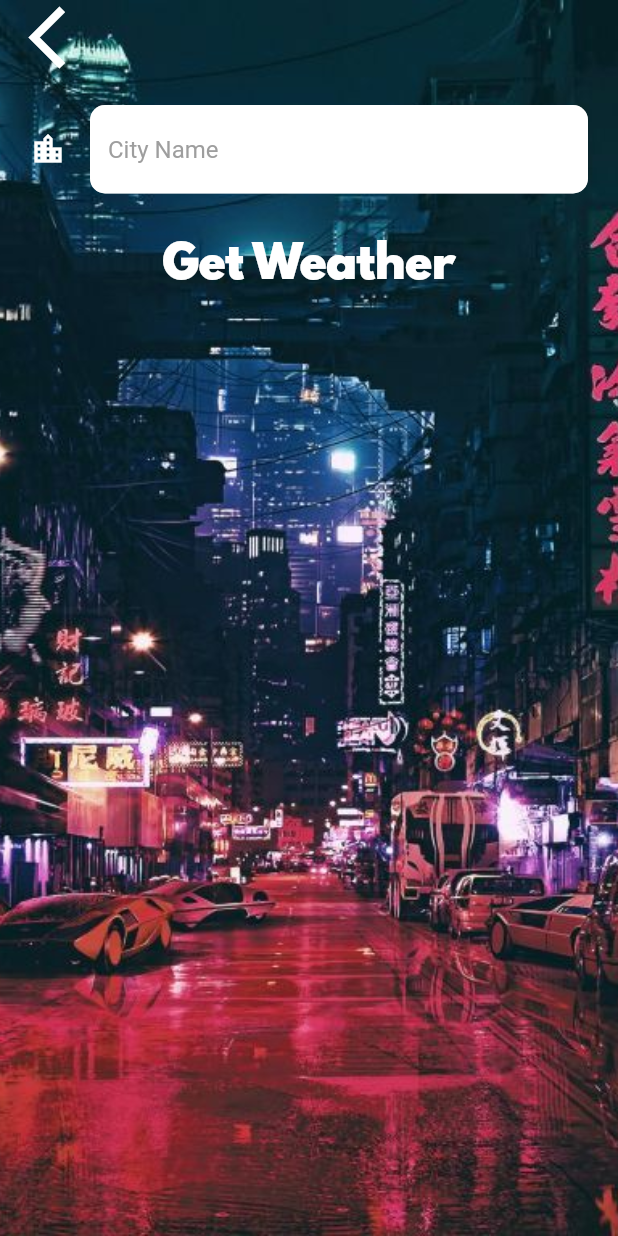
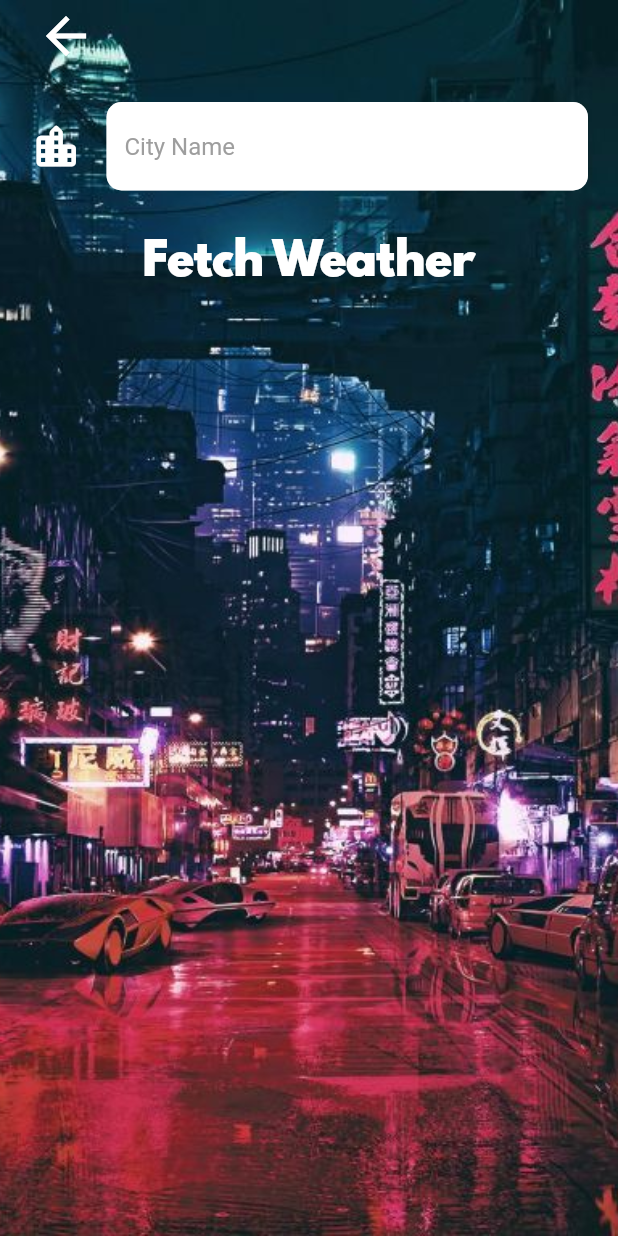
Before and after one commit to DaNnyKg07/Weather-app, a Flutter app: the CityScreen screen opened directly, on a phone screen of 412 x 824 dp. Run offline on Flutter 3.47's test engine with Material 2 defaults, Android fonts, the phone set to English and light mode, and no system bars; our stand-ins replace flutter_spinkit, geolocator; network calls fail.

Commit message:
finishing touch

```diff
--- a/lib/screens/city_screen.dart
+++ b/lib/screens/city_screen.dart
@@ -21,6 +21,7 @@ class _CityScreenState extends State<CityScreen> {
         constraints: BoxConstraints.expand(),
         child: SafeArea(
           child: Column(
+            mainAxisAlignment: MainAxisAlignment.start,
             children: <Widget>[
               Align(
                 alignment: Alignment.topLeft,
@@ -29,8 +30,8 @@ class _CityScreenState extends State<CityScreen> {
                     Navigator.pop(context);
                   },
                   child: Icon(
-                    Icons.arrow_back_ios,
-                    size: 50.0,
+                    Icons.arrow_back_sharp,
+                    size: 40.0,
                   ),
                 ),
               ),
@@ -51,7 +52,7 @@ class _CityScreenState extends State<CityScreen> {
                   Navigator.pop(context, cityName);
                 },
                 child: Text(
-                  'Get Weather',
+                  'Fetch Weather',
                   style: kButtonTextStyle,
                 ),
               ),
--- a/lib/screens/location_screen.dart
+++ b/lib/screens/location_screen.dart
@@ -70,7 +70,7 @@ class _LocationScreenState extends State<LocationScreen> {
                         updateUI(weatherData);
                       },
                       child: Icon(
-                        Icons.near_me,
+                        Icons.refresh_rounded,
                         size: 50.0,
                       ),
                     ),
@@ -87,14 +87,14 @@ class _LocationScreenState extends State<LocationScreen> {
                         }
                       },
                       child: Icon(
-                        Icons.location_city,
+                        Icons.location_city_rounded,
                         size: 50.0,
                       ),
                     ),
                   ],
                 ),
                 SizedBox(
-                  height: 50.0,
+                  height: 40.0,
                 ),
                 Padding(
                   padding: EdgeInsets.only(left: 15.0),
--- a/lib/utilities/constants.dart
+++ b/lib/utilities/constants.dart
@@ -23,7 +23,8 @@ const kTextFieldDecoration = InputDecoration(
   filled: true,
   fillColor: Colors.white,
   icon: Icon(
-    Icons.location_city,
+    Icons.location_city_rounded,
+    size: 35,
     color: Colors.white,
   ),
   hintText: 'City Name',
```
